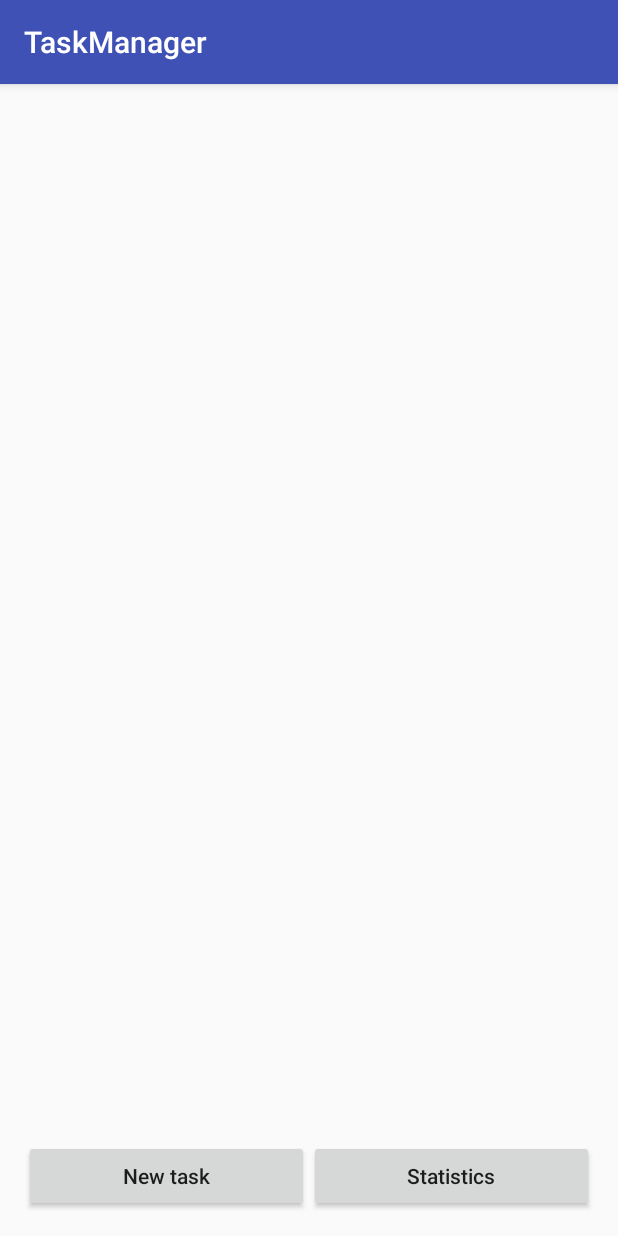
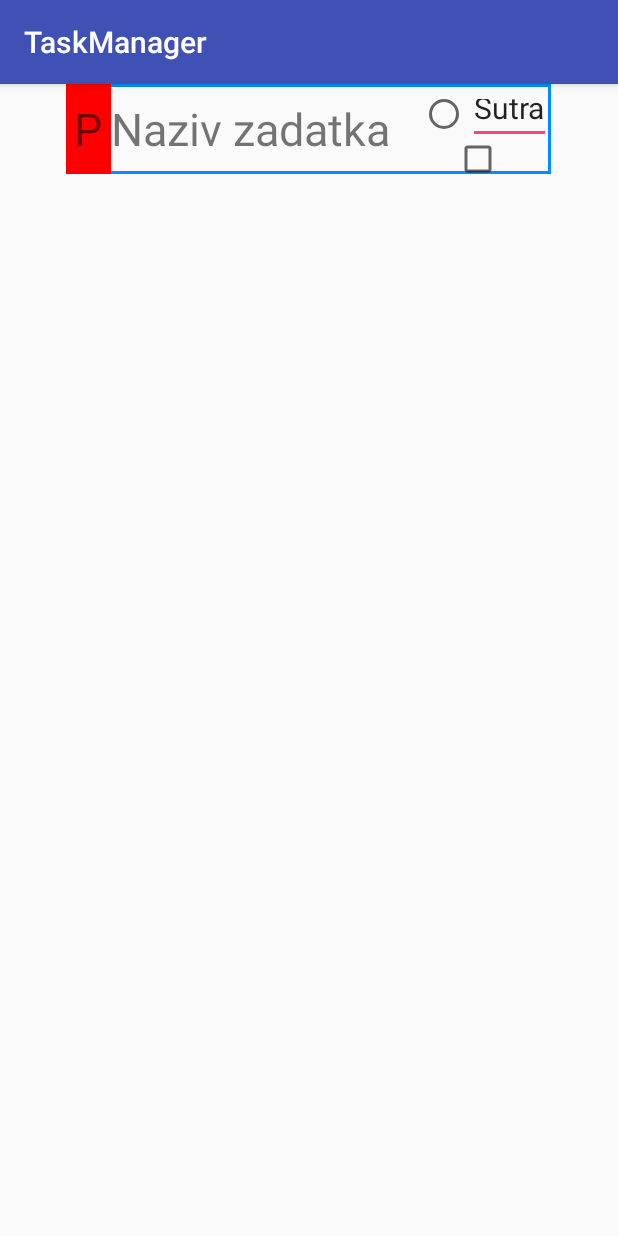
Before and after one commit to djole995/PNRS1, an Android app: the screen it shows after launch (MainActivity), on a phone screen of 412 x 824 dp. Run offline under Robolectric (Android 15) with nearby library versions, the phone set to English and light mode, and no system bars.

Commit message:
Zadatak 2

```diff
--- /dev/null
+++ b/TaskManager/app/src/main/java/rtrk/pnrs1/ra11_2014/ListItem.java
@@ -0,0 +1,20 @@
+package rtrk.pnrs1.ra11_2014;
+
+import android.widget.CheckBox;
+import android.widget.RadioButton;
+import android.widget.TextView;
+
+import java.util.Date;
+
+/**
+ * Created by Milan on 7.4.2017.
+ */
+
+public class ListItem {
+
+    protected TextView taskPriority;
+    protected TextView taskName;
+    protected String taskDate;
+    protected RadioButton taskReminder;
+    protected CheckBox taskFinished;
+}
--- a/TaskManager/app/src/main/java/rtrk/pnrs1/ra11_2014/MainActivity.java
+++ b/TaskManager/app/src/main/java/rtrk/pnrs1/ra11_2014/MainActivity.java
@@ -1,19 +1,22 @@
 package rtrk.pnrs1.ra11_2014;
 
+import android.content.ClipData;
 import android.content.Intent;
 import android.support.v7.app.AppCompatActivity;
 import android.os.Bundle;
 import android.view.View;
 import android.widget.Button;
 
+import java.util.List;
+
 public class MainActivity extends AppCompatActivity {
 
     @Override
     protected void onCreate(Bundle savedInstanceState) {
         super.onCreate(savedInstanceState);
-        setContentView(R.layout.activity_main);
+        setContentView(R.layout.list_item);
 
-        Button btnNewTask = (Button) findViewById(R.id.btnNewTask);
+/*        Button btnNewTask = (Button) findViewById(R.id.btnNewTask);
         Button btnStat = (Button) findViewById(R.id.btnStat);
         final Intent inNewTask = new Intent(MainActivity.this, Main2Activity.class);
         final Intent inStat = new Intent(MainActivity.this, Main3Activity.class);
@@ -30,6 +33,6 @@ public class MainActivity extends AppCompatActivity {
             public void onClick(View v) {
                 startActivity(inStat);
             }
-        });
+        });*/
     }
 }
--- a/TaskManager/app/src/main/res/drawable/custom_border.xml
+++ b/TaskManager/app/src/main/res/drawable/custom_border.xml
@@ -1,6 +1,5 @@
 <?xml version="1.0" encoding="utf-8"?>
 
 <shape xmlns:android="http://schemas.android.com/apk/res/android" android:shape="rectangle">
-    <padding android:left="10dp" android:right="10dp" android:top="10dp" android:bottom="10dp"/>
-    <stroke android:width="2dp" android:color="#FF0000"/>
+    <stroke android:width="2dp" android:color="#008FFF"/>
 </shape>
--- a/TaskManager/app/src/main/res/layout/activity_main.xml
+++ b/TaskManager/app/src/main/res/layout/activity_main.xml
@@ -13,7 +13,8 @@
     <LinearLayout
         android:layout_width="match_parent"
         android:layout_height="wrap_content"
-        android:layout_alignParentBottom="true">
+        android:layout_alignParentBottom="true"
+        android:id="@+id/main_layout1">
 
         <Button
             android:layout_width="wrap_content"
--- /dev/null
+++ b/TaskManager/app/src/main/res/layout/list_item.xml
@@ -0,0 +1,79 @@
+<?xml version="1.0" encoding="utf-8"?>
+<RelativeLayout xmlns:android="http://schemas.android.com/apk/res/android"
+    xmlns:tools="http://schemas.android.com/tools"
+    tools:context="rtrk.pnrs1.ra11_2014.MainActivity"
+    android:id="@+id/list_item"
+    android:layout_height="wrap_content"
+    android:layout_width="match_parent">
+
+    <LinearLayout
+        android:layout_width="wrap_content"
+        android:id="@+id/itemLayout"
+        android:layout_height="wrap_content"
+        android:orientation="horizontal"
+        android:background="@drawable/custom_border"
+        android:layout_alignParentTop="true"
+        android:layout_centerHorizontal="true">
+
+        <TextView
+            android:id="@+id/item_task_priority"
+            android:layout_width="30dp"
+            android:layout_height="match_parent"
+            android:text="@string/item_task_priority"
+            android:textSize="30dp"
+            android:gravity="center"
+            android:textAlignment="gravity"
+            android:background="@color/colorRed"/>
+
+        <TextView
+            android:id="@+id/item_task_name"
+            android:layout_width="wrap_content"
+            android:layout_height="match_parent"
+            android:textSize="30dp"
+            android:gravity="center"
+            android:textAlignment="gravity"
+            android:text="Naziv zadatka" />
+
+        <LinearLayout
+            android:layout_width="wrap_content"
+            android:layout_height="wrap_content"
+            android:orientation="vertical"
+            android:layout_marginLeft="10dp"
+            android:id="@+id/itemLayout1">
+
+            <LinearLayout
+                android:layout_width="wrap_content"
+                android:layout_height="40dp"
+                android:orientation="horizontal"
+                android:layout_marginLeft="10dp"
+                android:id="@+id/itemLayout2">
+
+                <RadioButton
+                    android:layout_width="wrap_content"
+                    android:layout_height="wrap_content"
+                    android:gravity="center"
+                    android:layout_gravity="center"
+                    android:id="@+id/radioButton"
+                    style="@android:style/Widget.Holo.Light.CompoundButton.RadioButton" />
+
+                <EditText
+                    android:layout_width="wrap_content"
+                    android:layout_height="match_parent"
+                    android:text="Sutra"
+                    android:textSize="20dp"
+                    android:id="@+id/item_task_date"/>
+             </LinearLayout>
+
+            <CheckBox
+                android:layout_width="wrap_content"
+                android:layout_height="20dp"
+                android:layout_gravity="center"
+                android:id="@+id/item_task_finished"/>
+        </LinearLayout>
+
+
+
+    </LinearLayout>
+
+
+</RelativeLayout>
--- a/TaskManager/app/src/main/res/values/strings.xml
+++ b/TaskManager/app/src/main/res/values/strings.xml
@@ -19,5 +19,6 @@
     <string name="bad_task_name_input">Task name not specified!</string>
     <string name="bad_task_time_input">Task date and/or time not valid!</string>
     <string name="bad_task_desc_input">Task description not specified!</string>
+    <string name="item_task_priority">P</string>
 
 </resources>
```
